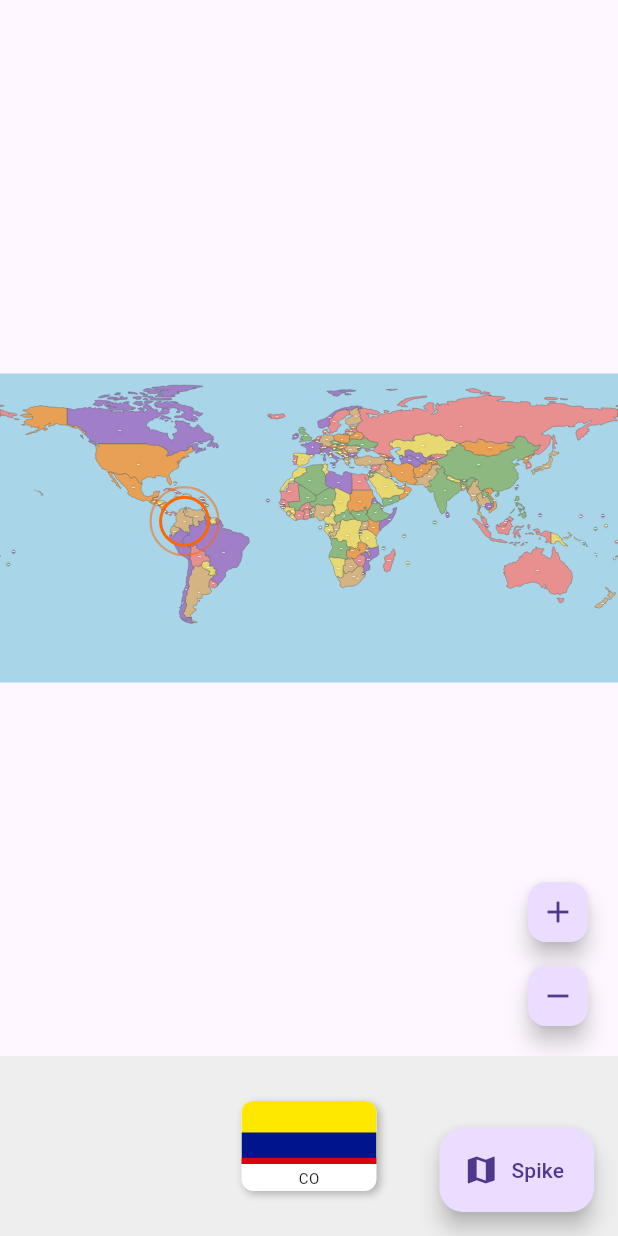
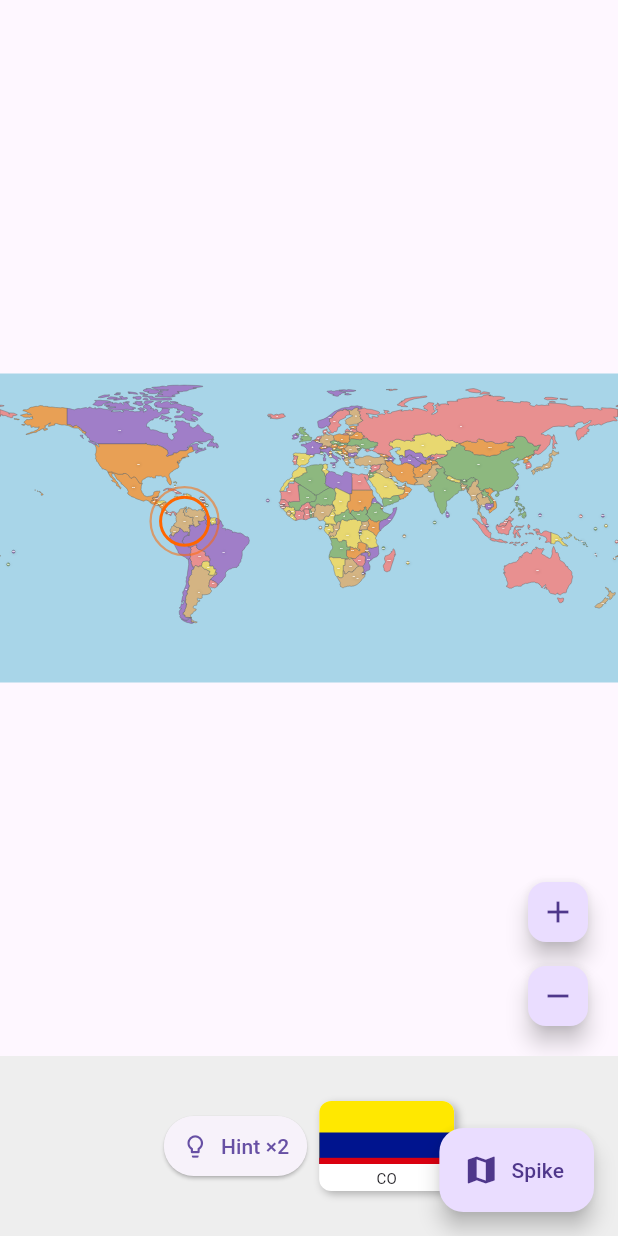
Before and after one commit to omerblecher/flags-round-the-world, a Flutter app: the screen it shows after launch, on a phone screen of 412 x 824 dp. Run offline on Flutter 3.47's test engine with Material 3 defaults, Android fonts, the phone set to English and light mode, and no system bars; our stand-ins replace flutter_riverpod, flutter_svg, just_audio, path_drawing, shared_preferences; generated files the repository leaves out were written again; project files that could hold a hidden picture were left out.

Commit message:
feat(04-03): add showLabels/countryNames to WorldMapPainter and showName/hint to FlagTray
- WorldMapPainter: add showLabels (default true) and countryNames (default {}) params
- WorldMapPainter: wrap centroid label loop in if(showLabels); use countryNames map for display text
- WorldMapPainter: update shouldRepaint to check showLabels and countryNames identity
- FlagTray: add showName (default true), hintsRemaining (default 2), onHintPressed (default _noOp)
- FlagTray: _cardShell() wraps country name in if(widget.showName) conditional
- FlagTray: build() uses Row([_buildHintButton(), SizedBox(8), AnimatedBuilder(...)]) inside Center
- FlagTray: add _buildHintButton() ElevatedButton.icon with lightbulb icon and Hint x{count} label

```diff
--- a/lib/features/game/flag_tray.dart
+++ b/lib/features/game/flag_tray.dart
@@ -5,13 +5,21 @@ class FlagTray extends StatefulWidget {
   final String currentIsoCode;
   final String countryName;
   final GlobalKey cardKey;
+  final bool showName;
+  final int hintsRemaining;
+  final VoidCallback onHintPressed;
 
   const FlagTray({
     super.key,
     required this.currentIsoCode,
     required this.countryName,
     required this.cardKey,
+    this.showName = true,
+    this.hintsRemaining = 2,
+    this.onHintPressed = _noOp,
   });
+
+  static void _noOp() {}
 
   // The point within the feedback widget that sits at the pointer during drag.
   // DragTargetDetails.offset = pointer_global − kPinAnchor, so callers must
@@ -55,7 +63,12 @@ class FlagTrayState extends State<FlagTray> with SingleTickerProviderStateMixin
       height: 120,
       color: Colors.grey.shade200,
       child: Center(
-        child: AnimatedBuilder(
+        child: Row(
+          mainAxisSize: MainAxisSize.min,
+          children: [
+            _buildHintButton(),
+            const SizedBox(width: 8),
+            AnimatedBuilder(
               animation: _bounceAnim,
               builder: (ctx, child) => Transform.translate(
                 offset: _bounceAnim.value,
@@ -63,6 +76,19 @@ class FlagTrayState extends State<FlagTray> with SingleTickerProviderStateMixin
               ),
               child: _buildDraggableCard(),
             ),
+          ],
+        ),
+      ),
+    );
+  }
+
+  Widget _buildHintButton() {
+    return ElevatedButton.icon(
+      onPressed: widget.onHintPressed,
+      icon: const Icon(Icons.lightbulb_outline, size: 18),
+      label: Text('Hint ×${widget.hintsRemaining}'),
+      style: ElevatedButton.styleFrom(
+        padding: const EdgeInsets.symmetric(horizontal: 12, vertical: 8),
       ),
     );
   }
@@ -142,6 +168,7 @@ class FlagTrayState extends State<FlagTray> with SingleTickerProviderStateMixin
               ),
             ),
           ),
+          if (widget.showName)
             Padding(
               padding: const EdgeInsets.symmetric(vertical: 2),
               child: Text(
--- a/lib/features/map/world_map_painter.dart
+++ b/lib/features/map/world_map_painter.dart
@@ -23,14 +23,20 @@ class WorldMapPainter extends CustomPainter {
   const WorldMapPainter({
     required this.countries,
     required this.matchedIsoCodes,
+    this.showLabels = true,
+    this.countryNames = const {},
   });
 
   final List<CountryData> countries;
   final Set<String> matchedIsoCodes;
+  final bool showLabels;
+  final Map<String, String> countryNames;
 
   @override
   bool shouldRepaint(WorldMapPainter old) =>
-      !setEquals(old.matchedIsoCodes, matchedIsoCodes);
+      !setEquals(old.matchedIsoCodes, matchedIsoCodes) ||
+      old.showLabels != showLabels ||
+      !identical(old.countryNames, countryNames);
 
   @override
   void paint(Canvas canvas, Size size) {
@@ -76,8 +82,10 @@ class WorldMapPainter extends CustomPainter {
     }
 
     // Centroid labels
-    for (final country in countries) {
-      _drawLabel(canvas, country.isoCode, country.centroid);
+    if (showLabels) {
+      for (final country in countries) {
+        _drawLabel(canvas, countryNames[country.isoCode] ?? country.isoCode, country.centroid);
+      }
     }
   }
 
```
Lines whose indentation alone changed are shown as unchanged.
